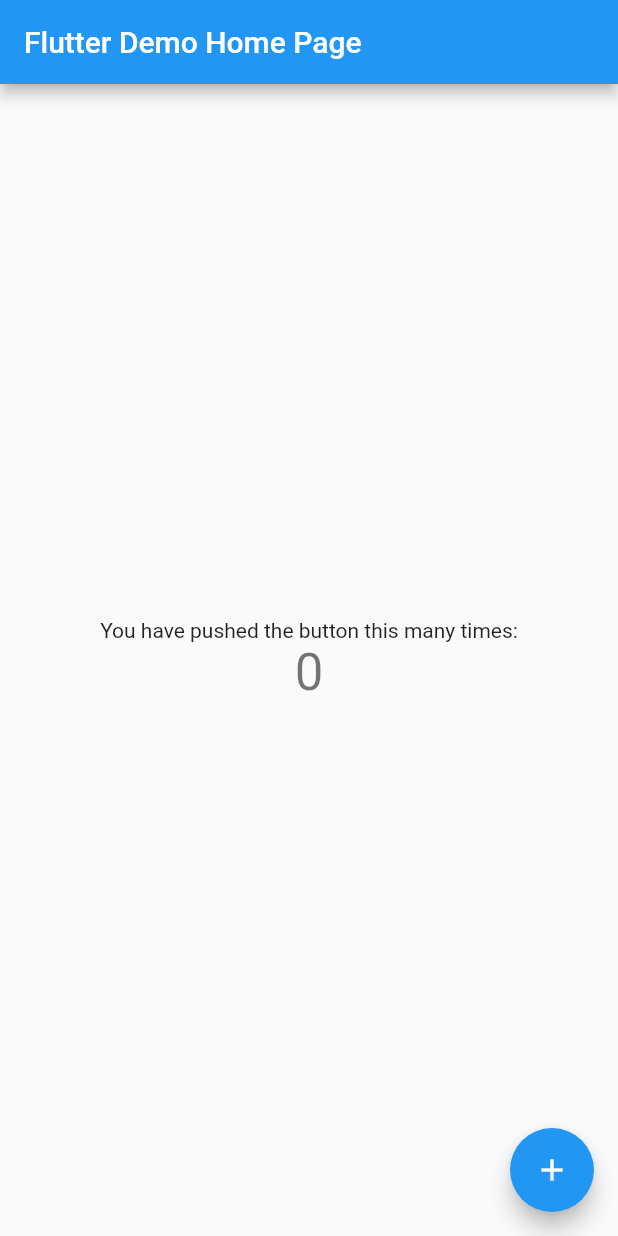
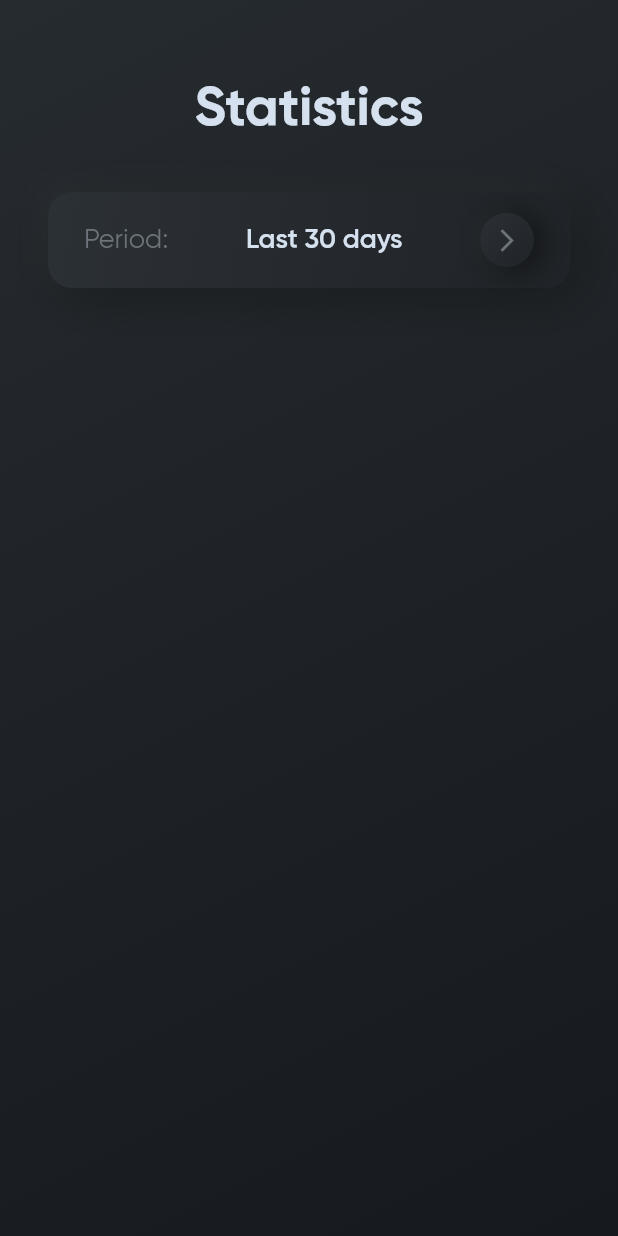
Before and after one commit to Sveta-K13/skeuomorph_mobile_banking, a Flutter app: the screen it shows after launch, on a phone screen of 412 x 824 dp. Run offline on Flutter 3.47's test engine with Material 2 defaults, Android fonts, the phone set to English and light mode, and no system bars.

Commit message:
period card

```diff
--- /dev/null
+++ b/lib/constraints.dart
@@ -0,0 +1,12 @@
+import 'package:flutter/material.dart';
+
+const linearGradient = LinearGradient(
+  //transform: GradientRotation(3.14  / 2),
+  begin: FractionalOffset(-0.6, -0.6),
+  end: FractionalOffset(1.8, 1.8),
+  //stops: [-0.6, 1.8],
+  colors: [
+    Color(0xFF32383E),
+    Color(0xFF17191C),
+  ],
+);
--- a/lib/main.dart
+++ b/lib/main.dart
@@ -1,117 +1,78 @@
 import 'package:flutter/material.dart';
+import 'package:skeuomorph_mobile_banking/screens/statistics_screen.dart';
+import 'package:skeuomorph_mobile_banking/widgets/round_button.dart';
+
+import 'constraints.dart';
 
 void main() {
+  //Paint.enableDithering = true;
   runApp(MyApp());
 }
 
 class MyApp extends StatelessWidget {
-  // This widget is the root of your application.
   @override
   Widget build(BuildContext context) {
     return MaterialApp(
+      debugShowCheckedModeBanner: false,
       title: 'Flutter Demo',
       theme: ThemeData(
-        // This is the theme of your application.
-        //
-        // Try running your application with "flutter run". You'll see the
-        // application has a blue toolbar. Then, without quitting the app, try
-        // changing the primarySwatch below to Colors.green and then invoke
-        // "hot reload" (press "r" in the console where you ran "flutter run",
-        // or simply save your changes to "hot reload" in a Flutter IDE).
-        // Notice that the counter didn't reset back to zero; the application
-        // is not restarted.
         primarySwatch: Colors.blue,
-        // This makes the visual density adapt to the platform that you run
-        // the app on. For desktop platforms, the controls will be smaller and
-        // closer together (more dense) than on mobile platforms.
         visualDensity: VisualDensity.adaptivePlatformDensity,
       ),
-      home: MyHomePage(title: 'Flutter Demo Home Page'),
+      home: StatisticsScreen(title: 'Statistics'),
     );
   }
 }
 
-class MyHomePage extends StatefulWidget {
-  MyHomePage({Key key, this.title}) : super(key: key);
-
-  // This widget is the home page of your application. It is stateful, meaning
-  // that it has a State object (defined below) that contains fields that affect
-  // how it looks.
-
-  // This class is the configuration for the state. It holds the values (in this
-  // case the title) provided by the parent (in this case the App widget) and
-  // used by the build method of the State. Fields in a Widget subclass are
-  // always marked "final".
-
-  final String title;
-
-  @override
-  _MyHomePageState createState() => _MyHomePageState();
-}
-
-class _MyHomePageState extends State<MyHomePage> {
-  int _counter = 0;
-
-  void _incrementCounter() {
-    setState(() {
-      // This call to setState tells the Flutter framework that something has
-      // changed in this State, which causes it to rerun the build method below
-      // so that the display can reflect the updated values. If we changed
-      // _counter without calling setState(), then the build method would not be
-      // called again, and so nothing would appear to happen.
-      _counter++;
-    });
-  }
-
+class PeriodCard extends StatelessWidget {
   @override
   Widget build(BuildContext context) {
-    // This method is rerun every time setState is called, for instance as done
-    // by the _incrementCounter method above.
-    //
-    // The Flutter framework has been optimized to make rerunning build methods
-    // fast, so that you can just rebuild anything that needs updating rather
-    // than having to individually change instances of widgets.
-    return Scaffold(
-      appBar: AppBar(
-        // Here we take the value from the MyHomePage object that was created by
-        // the App.build method, and use it to set our appbar title.
-        title: Text(widget.title),
+    return Container(
+      padding: EdgeInsets.symmetric(
+        horizontal: 24,
+        vertical: 14,
       ),
-      body: Center(
-        // Center is a layout widget. It takes a single child and positions it
-        // in the middle of the parent.
-        child: Column(
-          // Column is also a layout widget. It takes a list of children and
-          // arranges them vertically. By default, it sizes itself to fit its
-          // children horizontally, and tries to be as tall as its parent.
-          //
-          // Invoke "debug painting" (press "p" in the console, choose the
-          // "Toggle Debug Paint" action from the Flutter Inspector in Android
-          // Studio, or the "Toggle Debug Paint" command in Visual Studio Code)
-          // to see the wireframe for each widget.
-          //
-          // Column has various properties to control how it sizes itself and
-          // how it positions its children. Here we use mainAxisAlignment to
-          // center the children vertically; the main axis here is the vertical
-          // axis because Columns are vertical (the cross axis would be
-          // horizontal).
-          mainAxisAlignment: MainAxisAlignment.center,
-          children: <Widget>[
-            Text(
-              'You have pushed the button this many times:',
+      decoration: BoxDecoration(
+        color: Colors.black,
+        borderRadius: BorderRadius.circular(16),
+        boxShadow: [
+          BoxShadow(
+            color: Colors.black.withOpacity(0.3),
+            offset: Offset(6, 6),
+            blurRadius: 28,
+          ),
+          BoxShadow(
+            color: Color(0xFFC3C8CD).withOpacity(0.04),
+            offset: Offset(-5, -6),
+            blurRadius: 16,
+          ),
+        ],
+        gradient: linearGradient,
+      ),
+      child: Row(
+        mainAxisAlignment: MainAxisAlignment.spaceBetween,
+        children: [
+          Text(
+            'Period:',
+            style: TextStyle(
+              fontFamily: 'Gilroy',
+              fontWeight: FontWeight.w500,
+              color: Color(0xFF6D737A),
+              fontSize: 18,
             ),
-            Text(
-              '$_counter',
-              style: Theme.of(context).textTheme.headline4,
+          ),
+          Text(
+            'Last 30 days',
+            style: TextStyle(
+              fontFamily: 'Gilroy',
+              fontWeight: FontWeight.w600,
+              color: Color(0xFFD6E1EF),
+              fontSize: 18,
             ),
-          ],
-        ),
+          ),
+          RoundButton(),
+        ],
       ),
-      floatingActionButton: FloatingActionButton(
-        onPressed: _incrementCounter,
-        tooltip: 'Increment',
-        child: Icon(Icons.add),
-      ), // This trailing comma makes auto-formatting nicer for build methods.
     );
   }
 }
--- /dev/null
+++ b/lib/screens/statistics_screen.dart
@@ -0,0 +1,56 @@
+import 'package:flutter/material.dart';
+
+import '../main.dart';
+
+class StatisticsScreen extends StatelessWidget {
+  final String title;
+
+  const StatisticsScreen({Key key, this.title}) : super(key: key);
+
+  @override
+  Widget build(BuildContext context) {
+    return Container(
+      decoration: BoxDecoration(
+        gradient: LinearGradient(
+          begin: Alignment.topLeft,
+          end: Alignment.bottomRight,
+          colors: [
+            Color(0xFF262B2F),
+            Color(0xFF16191D),
+          ],
+        ),
+      ),
+      child: Scaffold(
+        backgroundColor: Colors.transparent,
+        appBar: AppBar(
+          centerTitle: true,
+          elevation: 0,
+          backgroundColor: Colors.transparent,
+          bottom: PreferredSize(
+            preferredSize: Size(double.infinity, 40),
+            child: Text(
+              title,
+              style: TextStyle(
+                color: Color(0xFFD6E1EF),
+                fontSize: 36,
+                fontFamily: 'Gilroy',
+                fontWeight: FontWeight.w700,
+              ),
+            ),
+          ),
+        ),
+        body: Column(
+          children: [
+            Container(
+              margin: const EdgeInsets.symmetric(
+                horizontal: 32.0,
+                vertical: 32.0,
+              ),
+              child: PeriodCard(),
+            ),
+          ],
+        ),
+      ),
+    );
+  }
+}
--- /dev/null
+++ b/lib/widgets/round_button.dart
@@ -0,0 +1,38 @@
+import 'package:flutter/material.dart';
+import 'package:skeuomorph_mobile_banking/constraints.dart';
+
+class RoundButton extends StatelessWidget {
+  const RoundButton({
+    Key key,
+  }) : super(key: key);
+
+  @override
+  Widget build(BuildContext context) {
+    return Container(
+      width: 36,
+      height: 36,
+      decoration: BoxDecoration(
+        borderRadius: BorderRadius.circular(50),
+        color: Colors.black,
+        gradient: linearGradient,
+        boxShadow: [
+          BoxShadow(
+            offset: Offset(-4, 0),
+            blurRadius: 8,
+            color: Color(0xFFC3C8CD).withOpacity(0.05),
+          ),
+          BoxShadow(
+            offset: Offset(4, 2),
+            blurRadius: 18,
+            color: Colors.black.withOpacity(0.6),
+          ),
+        ],
+      ),
+      child: Icon(
+        Icons.arrow_forward_ios,
+        color: Color(0xFF6D737A),
+        size: 18,
+      ),
+    );
+  }
+}
```
Also changed, not shown: pubspec.yaml (+8 -0 lines), assets/fonts/Gilroy-Bold.ttf (added), assets/fonts/Gilroy-Medium.ttf (added), assets/fonts/Gilroy-Regular.ttf (added), assets/fonts/Gilroy-Semibold.ttf (added), pubspec.lock.
